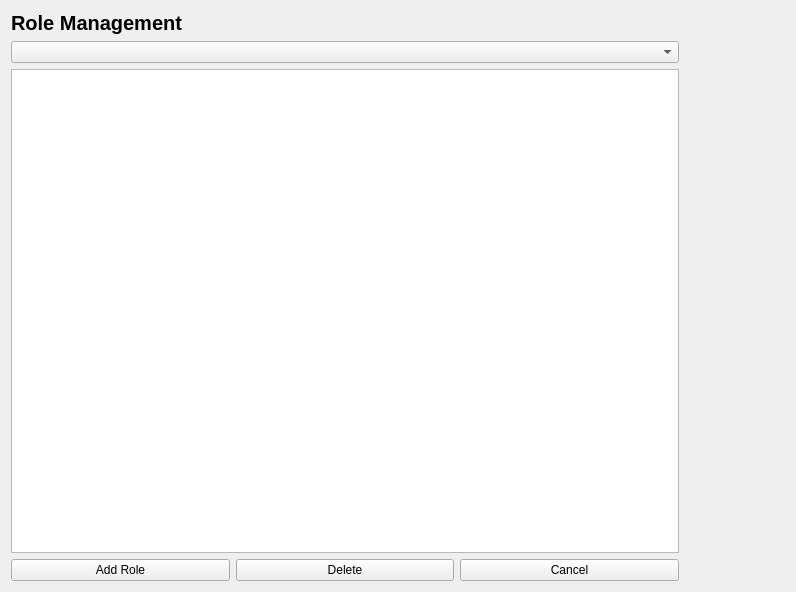
First picture: the form in otx/src/gui/widgets/detailedit.ui, repository tcolussi/Cambrian-src, before the edit.
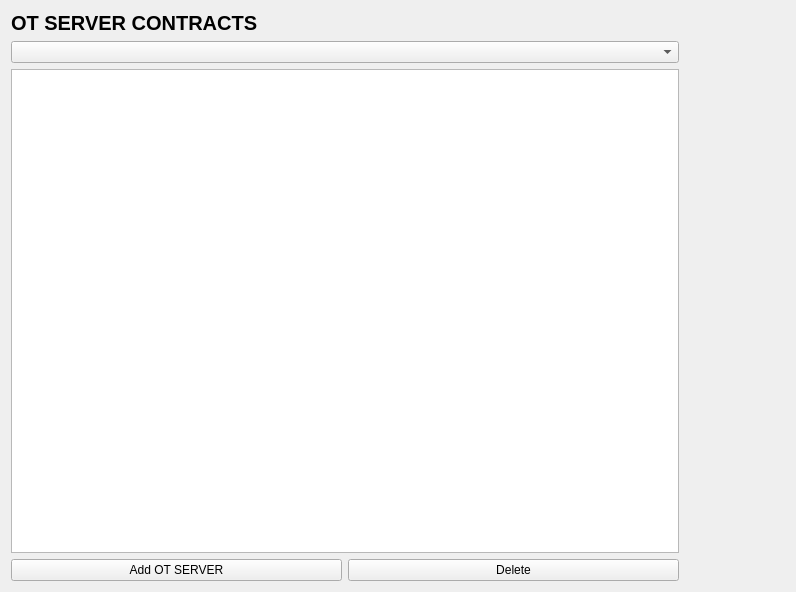
Second picture: the form after the edit. Icons and pictures are not drawn.

Commit message: Added Asymmetric encryption functions and OT Server Contracts

```diff
--- a/otx/src/gui/widgets/detailedit.ui
+++ b/otx/src/gui/widgets/detailedit.ui
@@ -39,7 +39,7 @@
         </font>
        </property>
        <property name="text">
-        <string>Role Management</string>
+        <string>OT SERVER CONTRACTS</string>
        </property>
       </widget>
      </item>
@@ -85,7 +85,7 @@
           <string>Add New Role to Society Pro</string>
          </property>
          <property name="text">
-          <string>Add Role</string>
+          <string>Add OT SERVER</string>
          </property>
          <property name="icon">
           <iconset resource="../../../SOPRO-OTX/Cambrian/Resources.qrc">
@@ -107,17 +107,6 @@
          </property>
         </widget>
        </item>
-       <item>
-        <widget class="QPushButton" name="closeBTN">
-         <property name="text">
-          <string>Cancel</string>
-         </property>
-         <property name="icon">
-          <iconset resource="../../../SOPRO-OTX/Cambrian/Resources.qrc">
-           <normaloff>:/ico/Close</normaloff>:/ico/Close</iconset>
-         </property>
-        </widget>
-       </item>
       </layout>
      </item>
     </layout>
```
Left out of the diff: 12 changed lines with no effect on the pictures. The commit also changes 133 other files.
